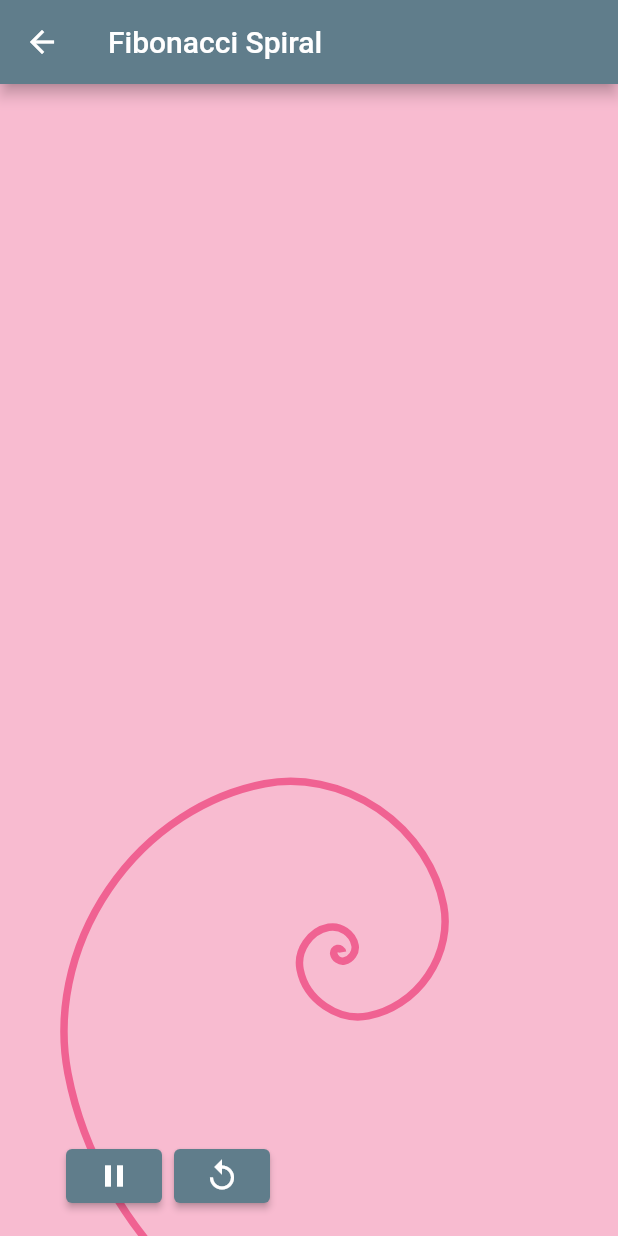
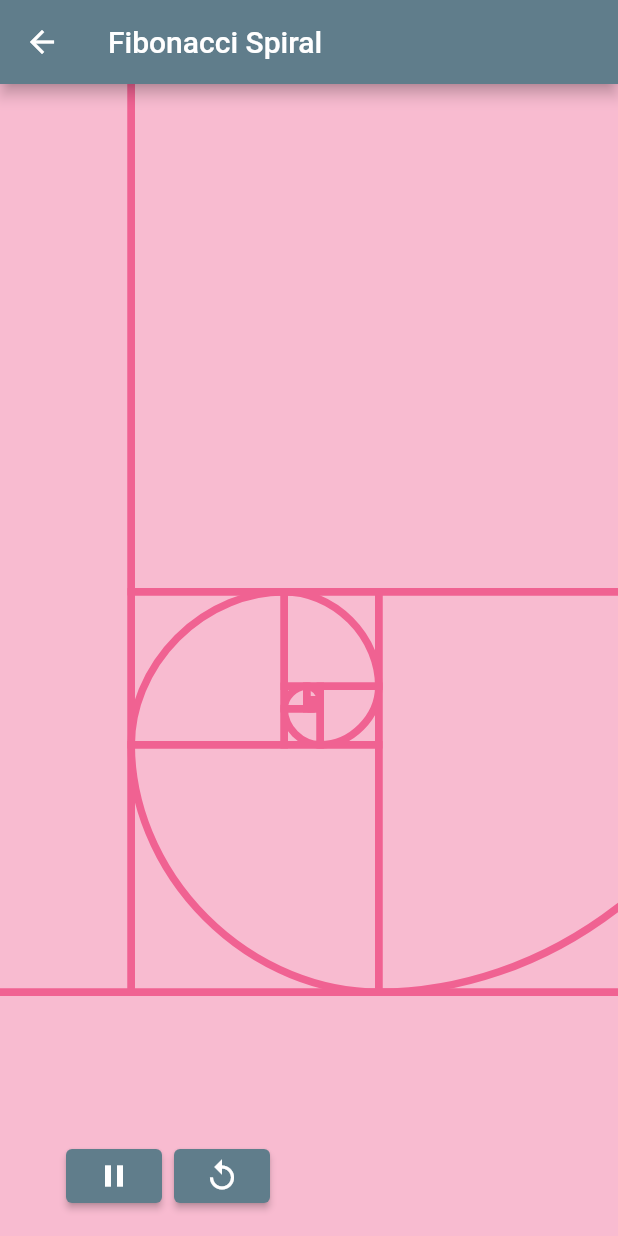
Before and after one commit to fullmers/flutter_animation_play, a Flutter app: the FibonacciSpiral screen opened directly, after a tap on the "play arrow" icon, on a phone screen of 412 x 824 dp. Run offline on Flutter 3.47's test engine with Material 2 defaults, Android fonts, the phone set to English and light mode, and no system bars.

Commit message:
fibonacci_spiral.dart: move as many calcs as possible to didChangeDependencies

```diff
--- a/lib/fibonacci/fibonacci_spiral.dart
+++ b/lib/fibonacci/fibonacci_spiral.dart
@@ -41,15 +41,26 @@ class _FibonacciSpiralState extends State<FibonacciSpiral> with SingleTickerProv
       ..addListener(() {
         setState(() {});
       });
+  }
 
-    final _startCenter = Offset(400, 400);
-    _fibSquares.addAll(FibonacciCalcs.buildFibSquares(_startCenter));
+  @override
+  void didChangeDependencies() {
+    final width = MediaQuery.of(context).size.width;
+    final height = MediaQuery.of(context).size.height;
+    final center = Offset(
+      width / 2,
+      height / 2,
+    );
+    _fibSquares.clear();
+    _fibSquares.addAll(FibonacciCalcs.buildFibSquares(center));
 
     _spiralPath = Path();
     for (final fibRect in _fibSquares) {
       final nextPath = FibonacciCalcs.getSpiralPathFromRect(fibRect.square, fibRect.direction);
       _spiralPath.extendWithPath(nextPath, Offset.zero);
     }
+
+    super.didChangeDependencies();
   }
 
   @override
@@ -64,20 +75,15 @@ class _FibonacciSpiralState extends State<FibonacciSpiral> with SingleTickerProv
       appBar: AppBar(
         title: Text(widget.title),
       ),
-      body: Container(
-        color: Colors.pink[100],
-        child: RotationTransition(
-          turns: _controller,
-          child: CustomPaint(
+      body: CustomPaint(
         foregroundPainter: FibonacciPainter(
           squares: _fibSquares,
           spiralPath: _spiralPath,
           progress: _controller.value,
+          showRects: true,
         ),
         child: Container(
           color: Colors.pink[100],
-            ),
-          ),
         ),
       ),
       floatingActionButton: Padding(
```
Lines whose indentation alone changed are shown as unchanged.
